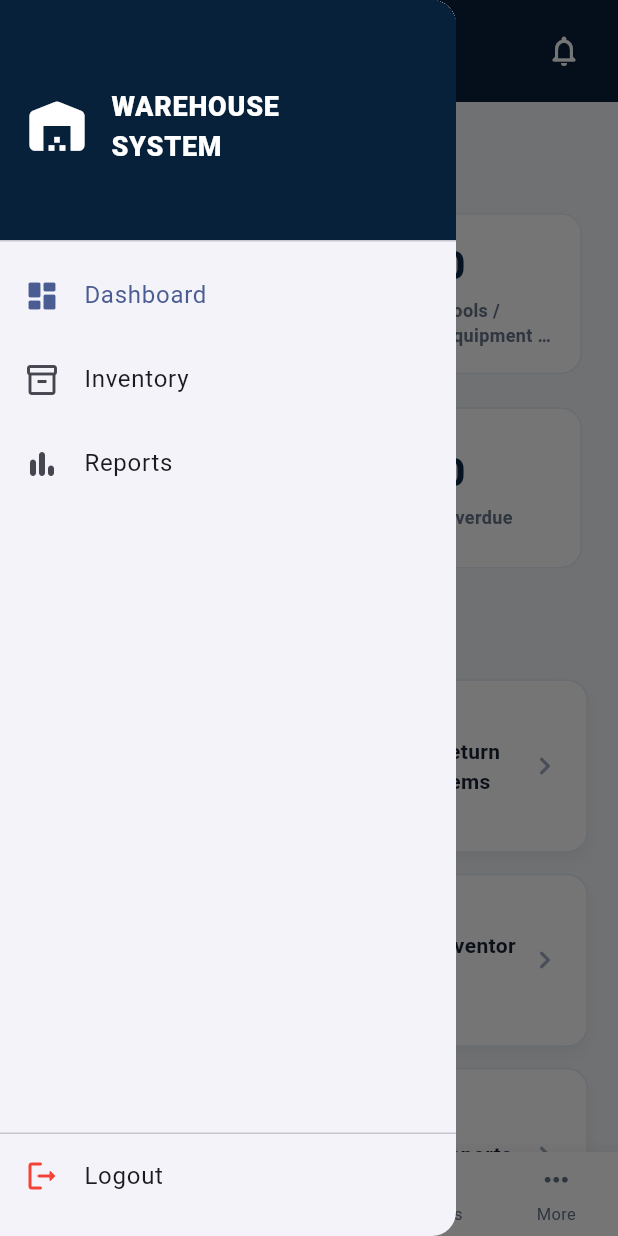
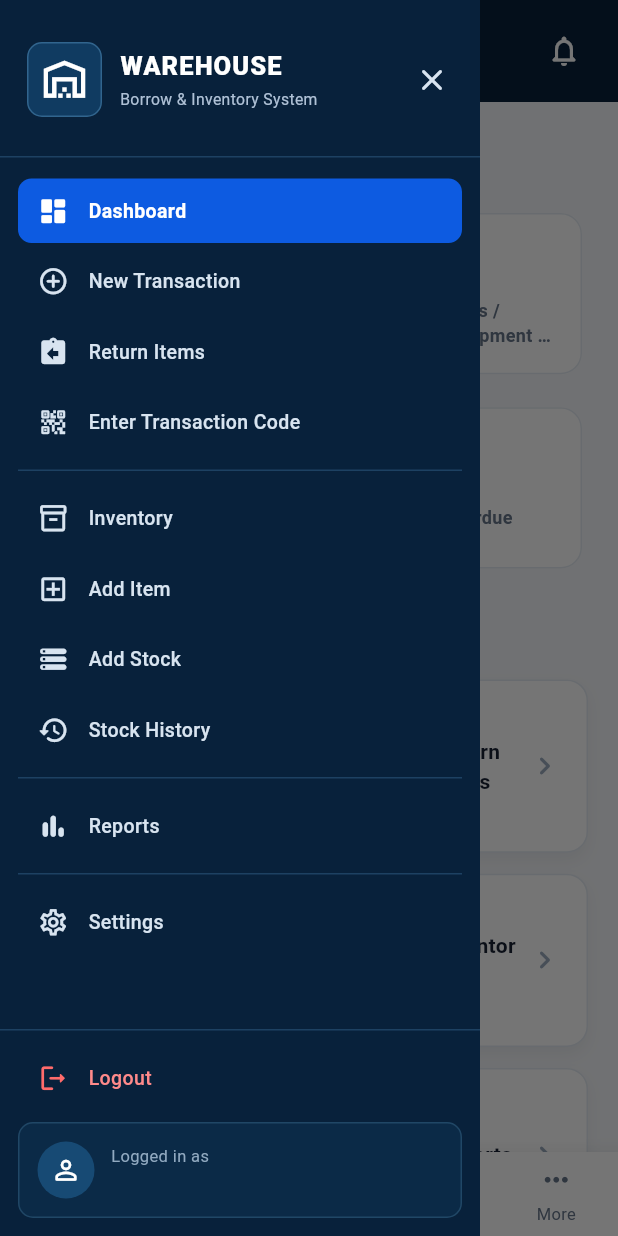
Before and after one commit to JamesSerenio/warehouse, a Flutter app: the DashboardScreen screen opened directly, with the side drawer open, on a phone screen of 412 x 824 dp. Run offline on Flutter 3.47's test engine with Material 3 defaults, Android fonts, the phone set to English and light mode, and no system bars; our stand-ins replace supabase_flutter; accounts and stored records are empty.

Commit message:
added dashboad

```diff
--- a/lib/screens/dashboard_screen.dart
+++ b/lib/screens/dashboard_screen.dart
@@ -3,6 +3,7 @@ import 'package:flutter/material.dart';
 import '../services/supabase_service.dart';
 import '../widgets/dashboard_stat_card.dart';
 import '../widgets/quick_action_card.dart';
+import '../widgets/warehouse_drawer.dart';
 import 'login_screen.dart';
 import 'placeholder_screen.dart';
 
@@ -51,7 +52,11 @@ class _DashboardScreenState extends State<DashboardScreen> {
   Widget build(BuildContext context) {
     return Scaffold(
       backgroundColor: const Color(0xFFF5F7FA),
-      drawer: _DashboardDrawer(onOpen: _open, onLogout: _logout),
+      drawer: WarehouseDrawer(
+        currentPage: 'Dashboard',
+        onNavigate: _open,
+        onLogout: _logout,
+      ),
       appBar: AppBar(
         toolbarHeight: 68,
         backgroundColor: const Color(0xFF08213B),
@@ -243,69 +248,6 @@ class _DashboardScreenState extends State<DashboardScreen> {
   }
 }
 
-class _DashboardDrawer extends StatelessWidget {
-  const _DashboardDrawer({required this.onOpen, required this.onLogout});
-  final ValueChanged<String> onOpen;
-  final VoidCallback onLogout;
-
-  @override
-  Widget build(BuildContext context) => Drawer(
-    child: Column(
-      children: [
-        const DrawerHeader(
-          decoration: BoxDecoration(color: Color(0xFF08213B)),
-          child: Row(
-            children: [
-              Icon(Icons.warehouse_rounded, color: Colors.white, size: 44),
-              SizedBox(width: 14),
-              Text(
-                'WAREHOUSE\nSYSTEM',
-                style: TextStyle(
-                  color: Colors.white,
-                  fontSize: 18,
-                  fontWeight: FontWeight.w800,
-                ),
-              ),
-            ],
-          ),
-        ),
-        const ListTile(
-          selected: true,
-          leading: Icon(Icons.dashboard_rounded),
-          title: Text('Dashboard'),
-        ),
-        ListTile(
-          leading: const Icon(Icons.inventory_2_outlined),
-          title: const Text('Inventory'),
-          onTap: () {
-            Navigator.pop(context);
-            onOpen('Inventory');
-          },
-        ),
-        ListTile(
-          leading: const Icon(Icons.bar_chart_rounded),
-          title: const Text('Reports'),
-          onTap: () {
-            Navigator.pop(context);
-            onOpen('Reports');
-          },
-        ),
-        const Spacer(),
-        const Divider(height: 1),
-        ListTile(
-          leading: const Icon(Icons.logout_rounded, color: Colors.red),
-          title: const Text('Logout'),
-          onTap: () {
-            Navigator.pop(context);
-            onLogout();
-          },
-        ),
-        const SizedBox(height: 12),
-      ],
-    ),
-  );
-}
-
 class _SectionTitle extends StatelessWidget {
   const _SectionTitle(this.title);
   final String title;
--- /dev/null
+++ b/lib/widgets/warehouse_drawer.dart
@@ -0,0 +1,288 @@
+import 'dart:math' as math;
+
+import 'package:flutter/material.dart';
+import 'package:supabase_flutter/supabase_flutter.dart';
+
+class WarehouseDrawer extends StatelessWidget {
+  const WarehouseDrawer({
+    super.key,
+    required this.currentPage,
+    required this.onNavigate,
+    required this.onLogout,
+  });
+
+  final String currentPage;
+  final ValueChanged<String> onNavigate;
+  final VoidCallback onLogout;
+
+  static const _navy = Color(0xFF08213B);
+  static const _hover = Color(0xFF123B5D);
+  static const _primary = Color(0xFF0D5BE1);
+
+  void _navigate(BuildContext context, String page) {
+    Navigator.of(context).pop();
+    if (page != currentPage) onNavigate(page);
+  }
+
+  @override
+  Widget build(BuildContext context) {
+    final email =
+        Supabase.instance.client.auth.currentUser?.email ??
+        'No email available';
+    final drawerWidth = math.min(MediaQuery.sizeOf(context).width * .85, 320.0);
+
+    return Drawer(
+      width: drawerWidth,
+      backgroundColor: _navy,
+      shape: const RoundedRectangleBorder(),
+      child: SafeArea(
+        child: Column(
+          children: [
+            _BrandHeader(onClose: () => Navigator.of(context).pop()),
+            const Divider(height: 1, color: Color(0xFF1D4162)),
+            Expanded(
+              child: ListView(
+                padding: const EdgeInsets.fromLTRB(12, 12, 12, 8),
+                children: [
+                  _item(context, 'Dashboard', Icons.dashboard_rounded),
+                  _item(
+                    context,
+                    'New Transaction',
+                    Icons.add_circle_outline_rounded,
+                  ),
+                  _item(
+                    context,
+                    'Return Items',
+                    Icons.assignment_return_rounded,
+                  ),
+                  _item(
+                    context,
+                    'Enter Transaction Code',
+                    Icons.qr_code_2_rounded,
+                  ),
+                  const _MenuDivider(),
+                  _item(context, 'Inventory', Icons.inventory_2_outlined),
+                  _item(context, 'Add Item', Icons.add_box_outlined),
+                  _item(context, 'Add Stock', Icons.storage_rounded),
+                  _item(context, 'Stock History', Icons.history_rounded),
+                  const _MenuDivider(),
+                  _item(context, 'Reports', Icons.bar_chart_rounded),
+                  const _MenuDivider(),
+                  _item(context, 'Settings', Icons.settings_outlined),
+                ],
+              ),
+            ),
+            const Divider(height: 1, color: Color(0xFF1D4162)),
+            Padding(
+              padding: const EdgeInsets.fromLTRB(12, 8, 12, 6),
+              child: _DrawerItem(
+                label: 'Logout',
+                icon: Icons.logout_rounded,
+                iconColor: const Color(0xFFFF6B6B),
+                textColor: const Color(0xFFFF8A8A),
+                onTap: () {
+                  Navigator.of(context).pop();
+                  onLogout();
+                },
+              ),
+            ),
+            Container(
+              width: double.infinity,
+              margin: const EdgeInsets.fromLTRB(12, 0, 12, 12),
+              padding: const EdgeInsets.all(12),
+              decoration: BoxDecoration(
+                color: const Color(0xFF0B2A47),
+                borderRadius: BorderRadius.circular(10),
+                border: Border.all(color: const Color(0xFF204766)),
+              ),
+              child: Row(
+                children: [
+                  const CircleAvatar(
+                    radius: 19,
+                    backgroundColor: Color(0xFF174A74),
+                    child: Icon(
+                      Icons.person_outline_rounded,
+                      size: 21,
+                      color: Colors.white,
+                    ),
+                  ),
+                  const SizedBox(width: 11),
+                  Expanded(
+                    child: Column(
+                      crossAxisAlignment: CrossAxisAlignment.start,
+                      children: [
+                        const Text(
+                          'Logged in as',
+                          style: TextStyle(
+                            color: Color(0xFF91A9C0),
+                            fontSize: 11,
+                          ),
+                        ),
+                        const SizedBox(height: 2),
+                        Text(
+                          email,
+                          maxLines: 1,
+                          overflow: TextOverflow.ellipsis,
+                          style: const TextStyle(
+                            color: Colors.white,
+                            fontSize: 12,
+                            fontWeight: FontWeight.w600,
+                          ),
+                        ),
+                      ],
+                    ),
+                  ),
+                ],
+              ),
+            ),
+          ],
+        ),
+      ),
+    );
+  }
+
+  Widget _item(BuildContext context, String label, IconData icon) {
+    return _DrawerItem(
+      label: label,
+      icon: icon,
+      selected: currentPage == label,
+      onTap: () => _navigate(context, label),
+    );
+  }
+}
+
+class _BrandHeader extends StatelessWidget {
+  const _BrandHeader({required this.onClose});
+
+  final VoidCallback onClose;
+
+  @override
+  Widget build(BuildContext context) {
+    return SizedBox(
+      height: 104,
+      child: Padding(
+        padding: const EdgeInsets.fromLTRB(18, 16, 8, 14),
+        child: Row(
+          children: [
+            Container(
+              width: 50,
+              height: 50,
+              decoration: BoxDecoration(
+                color: const Color(0xFF103B61),
+                borderRadius: BorderRadius.circular(10),
+                border: Border.all(color: const Color(0xFF31658E)),
+              ),
+              child: const Icon(
+                Icons.warehouse_outlined,
+                color: Colors.white,
+                size: 33,
+              ),
+            ),
+            const SizedBox(width: 12),
+            const Expanded(
+              child: Column(
+                mainAxisAlignment: MainAxisAlignment.center,
+                crossAxisAlignment: CrossAxisAlignment.start,
+                children: [
+                  Text(
+                    'WAREHOUSE',
+                    style: TextStyle(
+                      color: Colors.white,
+                      fontSize: 17,
+                      fontWeight: FontWeight.w800,
+                      letterSpacing: .7,
+                    ),
+                  ),
+                  SizedBox(height: 3),
+                  Text(
+                    'Borrow & Inventory System',
+                    maxLines: 1,
+                    style: TextStyle(color: Color(0xFFAFC1D6), fontSize: 10.5),
+                  ),
+                ],
+              ),
+            ),
+            IconButton(
+              tooltip: 'Close menu',
+              onPressed: onClose,
+              color: const Color(0xFFD8E4F0),
+              icon: const Icon(Icons.close_rounded),
+            ),
+          ],
+        ),
+      ),
+    );
+  }
+}
+
+class _DrawerItem extends StatelessWidget {
+  const _DrawerItem({
+    required this.label,
+    required this.icon,
+    required this.onTap,
+    this.selected = false,
+    this.iconColor,
+    this.textColor,
+  });
+
+  final String label;
+  final IconData icon;
+  final VoidCallback onTap;
+  final bool selected;
+  final Color? iconColor;
+  final Color? textColor;
+
+  @override
+  Widget build(BuildContext context) {
+    final foreground = selected ? Colors.white : const Color(0xFFD8E4F0);
+    return Padding(
+      padding: const EdgeInsets.symmetric(vertical: 2),
+      child: Material(
+        color: selected ? WarehouseDrawer._primary : Colors.transparent,
+        borderRadius: BorderRadius.circular(9),
+        clipBehavior: Clip.antiAlias,
+        child: InkWell(
+          onTap: onTap,
+          hoverColor: WarehouseDrawer._hover,
+          splashColor: const Color(0x334B91FF),
+          child: SizedBox(
+            height: 43,
+            child: Padding(
+              padding: const EdgeInsets.symmetric(horizontal: 13),
+              child: Row(
+                children: [
+                  Icon(icon, size: 21, color: iconColor ?? foreground),
+                  const SizedBox(width: 13),
+                  Expanded(
+                    child: Text(
+                      label,
+                      style: TextStyle(
+                        color: textColor ?? foreground,
+                        fontSize: 13,
+                        fontWeight: selected
+                            ? FontWeight.w700
+                            : FontWeight.w500,
+                      ),
+                    ),
+                  ),
+                ],
+              ),
+            ),
+          ),
+        ),
+      ),
+    );
+  }
+}
+
+class _MenuDivider extends StatelessWidget {
+  const _MenuDivider();
+
+  @override
+  Widget build(BuildContext context) {
+    return const Padding(
+      padding: EdgeInsets.symmetric(vertical: 8),
+      child: Divider(height: 1, color: Color(0xFF1D4162)),
+    );
+  }
+}
```
